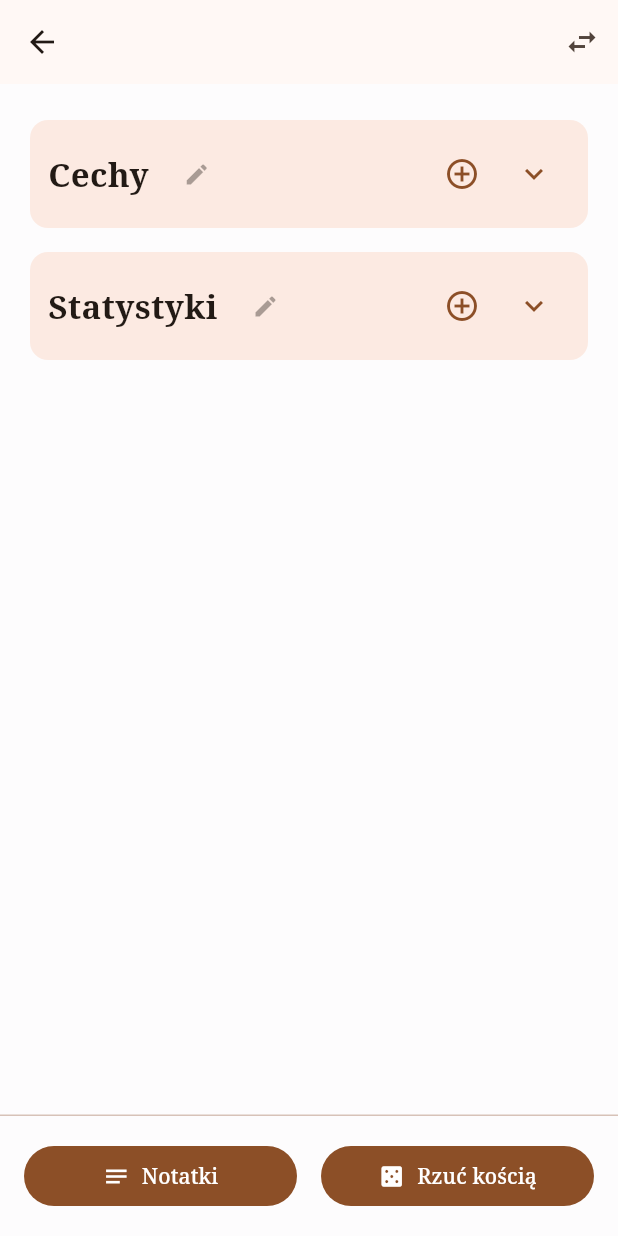
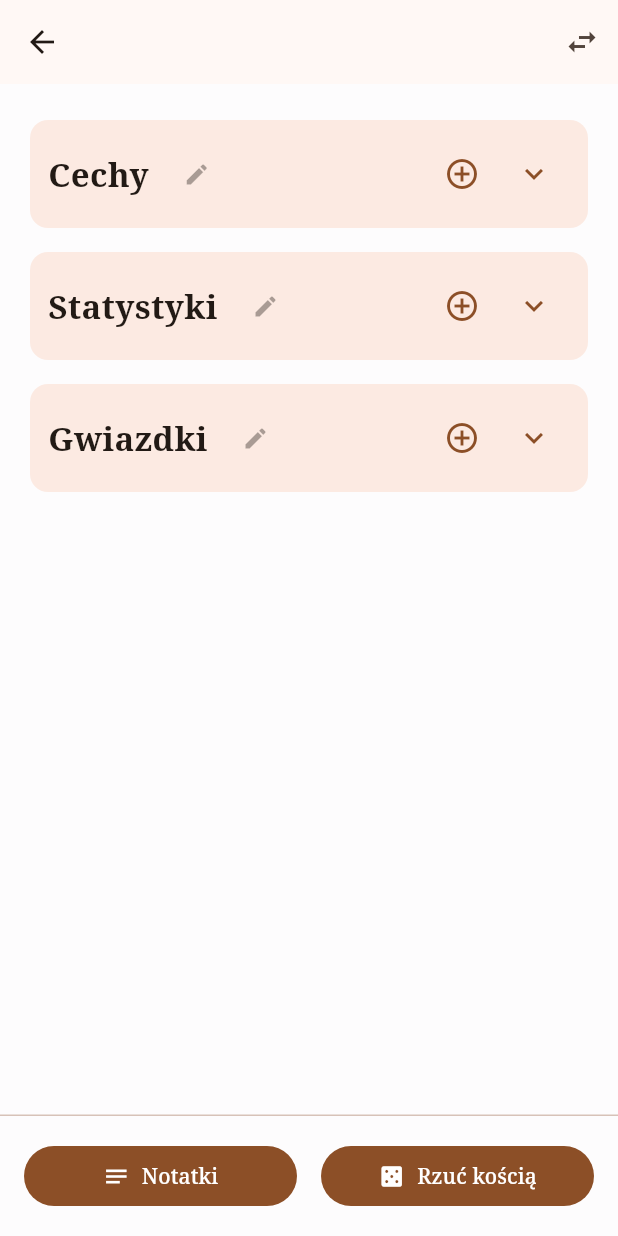
Before and after one commit to NikodemGrzela/RPGMaster, a Flutter app: the CharacterSheetScreen screen opened directly with empty values, after a tap on the "add circle outline" icon, on a phone screen of 412 x 824 dp. Run offline on Flutter 3.47's test engine with Material 3 defaults, Android fonts, the phone set to English and light mode, and no system bars; our stand-ins replace cloud_firestore, firebase_auth, firebase_core, flutter_riverpod, google_sign_in; accounts and stored records are empty; generated files the repository leaves out were written again.

Commit message:
Added filled stars widget with checkbox

```diff
--- a/rpgmaster/lib/screens/characterSheet/character_sheet.dart
+++ b/rpgmaster/lib/screens/characterSheet/character_sheet.dart
@@ -1,4 +1,5 @@
 import 'package:flutter/material.dart';
+import 'package:rpgmaster/ui/widgets/attribute_stars_field.dart';
 import '../../ui/theme/app_text_styles.dart';
 import '../../ui/widgets/attribute_number_field.dart';
 import '../../ui/widgets/attribute_text_field.dart';
@@ -67,6 +68,7 @@ class CharacterSheetScreen extends StatelessWidget {
                       textValue: 'Nazwa',
                       isEditable: true,
                       isTemplate: false,
+                      onValueChanged: (key) => print('Nowy klucz: $key'),
                     ),
                   ),
 
@@ -76,26 +78,47 @@ class CharacterSheetScreen extends StatelessWidget {
                       AttributeNumberField(
                         text: 'Siła',
                         number: 5,
-                        onValueChanged: (value) {
-                          print('AttributeNumberField value: $value');
-                        },
+                        onValueChanged: (key) => print('Nowy klucz: $key'),
                       ),
                       AttributeNumberField(
                         text: 'Rozum',
                         number: 7,
-                        onValueChanged: (value) {
-                          print('AttributeNumberField value: $value');
-                        },
+                        onValueChanged: (key) => print('Nowy klucz: $key'),
                       ),
                     ],
                     onAddWidget: () => AttributeNumberField(
                       text: 'Statystyka',
                       number: 0,
-                      onValueChanged: (value) {
-                        print('AttributeNumberField value: $value');
-                      },
+                      onValueChanged: (key) => print('Nowy klucz: $key'),
                     ),
                   ),
+
+                  WidgetCard(
+                    title: 'Gwiazdki',
+                    initialWidgets: [
+                      AttributeStarsField(
+                        text: 'Zwinność',
+                        totalStars: 5,
+                        filledStars: 3,
+                        initialChecked: true,
+                      ),
+                      AttributeStarsField(
+                        isTemplate: true,
+                        totalStars: 0,
+                        onTextChanged: (key) => print('Nowy klucz: $key'),
+                        onCheckedChanged: (val) => print('Zaznaczone: $val'),
+                      )
+                    ],
+                    onAddWidget: () => AttributeStarsField(
+                      isEditable: true,
+                      text: 'Zwinność',
+                      totalStars: 5,
+                      filledStars: 2,
+                      onStarsChanged: (val) => print('Liczba gwiazdek: $val'),
+                    )
+
+                  ),
+
                 ]
               ),
             ),
--- /dev/null
+++ b/rpgmaster/lib/ui/widgets/attribute_stars_field.dart
@@ -0,0 +1,215 @@
+import 'package:flutter/material.dart';
+import 'counter_widget.dart';
+
+class AttributeStarsField extends StatefulWidget {
+  final bool isTemplate;
+  final bool isEditable;
+  final String? text;
+  final int totalStars;
+  final int filledStars;
+  final bool initialChecked;
+  final ValueChanged<bool>? onCheckedChanged;
+  final ValueChanged<String>? onTextChanged;
+  final ValueChanged<int>? onStarsChanged;
+
+  const AttributeStarsField({
+    super.key,
+    this.isTemplate = false,
+    this.isEditable = false,
+    this.text,
+    this.totalStars = 5,
+    this.filledStars = 0,
+    this.initialChecked = false,
+    this.onCheckedChanged,
+    this.onTextChanged,
+    this.onStarsChanged,
+  });
+
+  @override
+  State<AttributeStarsField> createState() => _AttributeStarsFieldState();
+}
+
+class _AttributeStarsFieldState extends State<AttributeStarsField> {
+  late bool _checked;
+  late int _filledStars;
+  late int _totalStars;
+  late TextEditingController _textController;
+
+  @override
+  void initState() {
+    super.initState();
+    _checked = widget.initialChecked;
+    _filledStars = widget.filledStars;
+    _totalStars = widget.totalStars;
+    _textController = TextEditingController(text: widget.text ?? '');
+    _textController.addListener(() {
+      if (widget.isTemplate && widget.onTextChanged != null) {
+        widget.onTextChanged!(_textController.text);
+      }
+    });
+  }
+
+  @override
+  void dispose() {
+    _textController.dispose();
+    super.dispose();
+  }
+
+  void _toggleCheck(bool? value) {
+    setState(() => _checked = value ?? false);
+    widget.onCheckedChanged?.call(_checked);
+  }
+
+  void _increaseStars() {
+    if (_filledStars < widget.totalStars) {
+      setState(() => _filledStars++);
+      widget.onStarsChanged?.call(_filledStars);
+    }
+  }
+
+  void _decreaseStars() {
+    if (_filledStars > 0) {
+      setState(() => _filledStars--);
+      widget.onStarsChanged?.call(_filledStars);
+    }
+  }
+
+  List<Widget> _buildStars() {
+    Color primaryColor = Theme.of(context).colorScheme.primary;
+    Color emptyStarColor = Theme.of(context).colorScheme.inversePrimary;
+    return List.generate(_totalStars, (index) {
+      bool filled = index < _filledStars;
+      return Icon(
+        Icons.star,
+        color: filled ? primaryColor : emptyStarColor,
+        size: 24,
+      );
+    });
+  }
+
+  @override
+  Widget build(BuildContext context) {
+    if (widget.isTemplate) return _buildTemplateLayout();
+    if (widget.isEditable) return _buildEditableLayout();
+    return _buildReadOnlyLayout();
+  }
+
+  /// Tryb 1 — isTemplate: checkbox + text field + counter (liczba gwiazdek)
+  Widget _buildTemplateLayout() {
+    Color primaryColor = Theme.of(context).colorScheme.primary;
+    return Column(
+      crossAxisAlignment: CrossAxisAlignment.start,
+      children: [
+        Row(
+          children: [
+            Checkbox(
+              value: _checked,
+              onChanged: _toggleCheck,
+              activeColor: primaryColor,
+            ),
+            Expanded(
+              child: TextField(
+                controller: _textController,
+                decoration: const InputDecoration(
+                  border: OutlineInputBorder(),
+                  hintText: 'Nazwa atrybutu...',
+                  contentPadding: EdgeInsets.symmetric(horizontal: 8, vertical: 4),
+                ),
+              ),
+            ),
+          ],
+        ),
+        const SizedBox(height: 6),
+        Row(
+          mainAxisAlignment: MainAxisAlignment.spaceBetween,
+          children: [
+            CounterWidget(
+              initialValue: _totalStars,
+              onChanged: (value) {
+                setState(() => _totalStars = value);
+                widget.onStarsChanged?.call(value);
+              },
+            ),
+            Row(children: _buildStars()),
+          ],
+        ),
+      ],
+    );
+  }
+
+  /// Tryb 2 — isEditable: checkbox + tekst + przyciski +/- + WYŚRODKOWANE gwiazdki
+  Widget _buildEditableLayout() {
+    Color primaryColor = Theme.of(context).colorScheme.primary;
+    return Column(
+      crossAxisAlignment: CrossAxisAlignment.start,
+      children: [
+        Row(
+          mainAxisAlignment: MainAxisAlignment.spaceBetween,
+          children: [
+            Row(
+              children: [
+                Checkbox(
+                  value: _checked,
+                  onChanged: _toggleCheck,
+                  activeColor: primaryColor,
+                ),
+                Text(
+                  widget.text ?? 'Brak nazwy',
+                  style: const TextStyle(fontSize: 16, fontWeight: FontWeight.w500),
+                ),
+              ],
+            ),
+            Row(
+              children: [
+                IconButton(
+                  onPressed: _decreaseStars,
+                  icon: const Icon(Icons.remove_circle_outline),
+                  color: primaryColor,
+                ),
+                IconButton(
+                  onPressed: _increaseStars,
+                  icon: const Icon(Icons.add_circle_outline),
+                  color: primaryColor,
+                ),
+              ],
+            ),
+          ],
+        ),
+        const SizedBox(height: 4),
+        Center(
+          child: Row(
+            mainAxisSize: MainAxisSize.min,
+            children: _buildStars(),
+          ),
+        ),
+      ],
+    );
+  }
+
+  /// Tryb 3 — tylko do wyświetlania
+  Widget _buildReadOnlyLayout() {
+    Color primaryColor = Theme.of(context).colorScheme.primary;
+    return Row(
+      children: [
+        Checkbox(
+          value: _checked,
+          onChanged: _toggleCheck,
+          activeColor: primaryColor,
+        ),
+        Expanded(
+          child: Text(
+            widget.text ?? 'Brak nazwy',
+            style: const TextStyle(fontSize: 16),
+          ),
+        ),
+        Row(children: _buildStars()),
+      ],
+    );
+  }
+
+  // Metody dostępu
+  bool getCheckedState() => _checked;
+  String getCurrentText() => _textController.text;
+  int getCurrentFilledStars() => _filledStars;
+  int getCurrentTotalStars() => _totalStars;
+}
```
